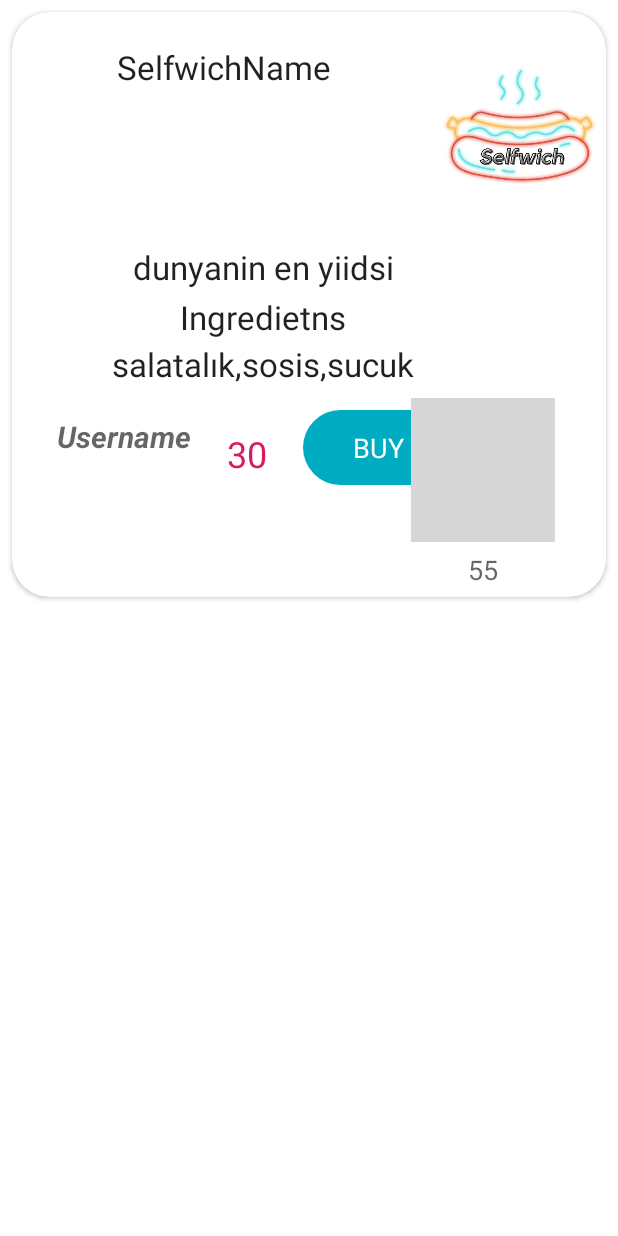
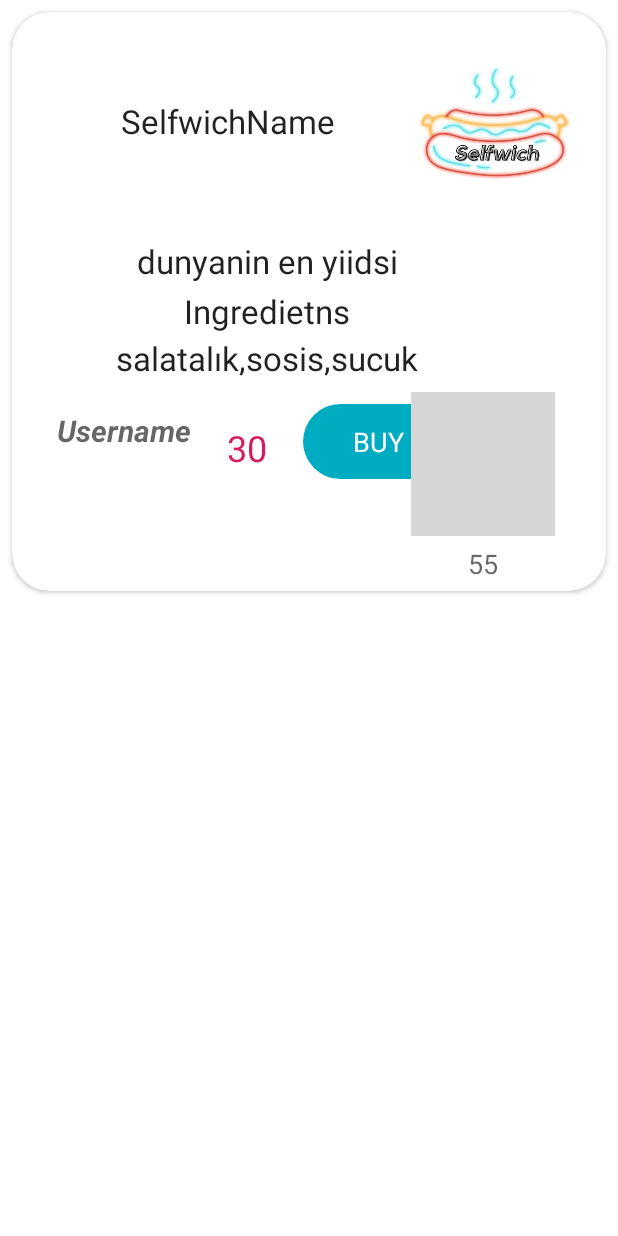
Before and after one commit to gkavlak/Selfwich, an Android app: the layout selfwich_list_item.xml on its own in the app's theme, with its tools: preview values and no code run, on a phone screen of 412 x 824 dp. Run offline under Robolectric (Android 15) with nearby library versions, the phone set to English and light mode, and no system bars; grey boxes are pictures that could not be loaded.

Commit message:
Last update

```diff
--- a/app/src/main/java/com/example/selfwich/MainActivity.kt
+++ b/app/src/main/java/com/example/selfwich/MainActivity.kt
@@ -108,6 +108,9 @@ class MainActivity : AppCompatActivity() {
                 id.ingredientFragment ->{
                     drawerLayout.setDrawerLockMode(DrawerLayout.LOCK_MODE_UNLOCKED)
                 }
+                id.orderDetailsFragment->{
+                    drawerLayout.setDrawerLockMode(DrawerLayout.LOCK_MODE_UNLOCKED)
+                }
 
 
             }
--- a/app/src/main/java/com/example/selfwich/repository/CurrentOrderRepository.kt
+++ b/app/src/main/java/com/example/selfwich/repository/CurrentOrderRepository.kt
@@ -50,6 +50,8 @@ class CurrentOrderRepository {
     fun resetSingletonOrder() {
         val newOrderLive: MutableLiveData<Order> = MutableLiveData<Order>(Order())
         Singleton.globalOrderLive = newOrderLive
+        Singleton.globalOrderLive.value?.ownerName=Singleton.globalUser.value?.userName!!
+        Singleton.globalOrderLive.value?.ownerId=Singleton.globalUser.value?.userId!!
         refreshCurrentOrder()
         checkOrderSucces()
     }
--- a/app/src/main/res/layout/order_list_item.xml
+++ b/app/src/main/res/layout/order_list_item.xml
@@ -128,6 +128,7 @@
                     android:layout_marginTop="4dp"
                     android:onClick="@{()-> orderClickListener.orderDetails(orderListItem)}"
                     android:text="@string/details"
+                    inTouclbleForCustomer="@{domainUser.userType}"
                     android:textColor="@color/design_default_color_error"
                     android:textSize="22dp"
                     android:textStyle="bold|italic"
--- a/app/src/main/res/layout/selfwich_list_item.xml
+++ b/app/src/main/res/layout/selfwich_list_item.xml
@@ -41,10 +41,11 @@
                     android:id="@+id/selfwich_name_textView"
                     android:layout_width="wrap_content"
                     android:layout_height="wrap_content"
-                    android:layout_marginTop="16dp"
+                    android:layout_marginTop="52dp"
                     android:text="@{selfwich.selfwichName}"
                     android:textAppearance="@style/TextAppearance.AppCompat.Large"
                     app:layout_constraintEnd_toStartOf="@+id/imageView10"
+                    app:layout_constraintHorizontal_bias="0.601"
                     app:layout_constraintStart_toStartOf="parent"
                     app:layout_constraintTop_toTopOf="parent"
                     tools:text="SelfwichName" />
@@ -179,13 +180,13 @@
                 <ImageView
                     android:id="@+id/imageView10"
                     android:layout_width="125dp"
-                    android:layout_height="125dp"
+                    android:layout_height="121dp"
                     android:layout_marginStart="300dp"
                     android:layout_marginTop="16dp"
                     android:layout_marginEnd="16dp"
                     android:background="@drawable/selfwichlogos"
                     app:layout_constraintEnd_toEndOf="parent"
-                    app:layout_constraintHorizontal_bias="0.517"
+                    app:layout_constraintHorizontal_bias="0.81"
                     app:layout_constraintStart_toStartOf="parent"
                     app:layout_constraintTop_toTopOf="parent" />
             </androidx.constraintlayout.widget.ConstraintLayout>
```
Also changed, not shown: app/src/main/java/com/example/selfwich/BindingAdapter.kt (+7 -0 lines), app/src/main/java/com/example/selfwich/ui/order/OrderFragment.kt (+8 -0 lines).
